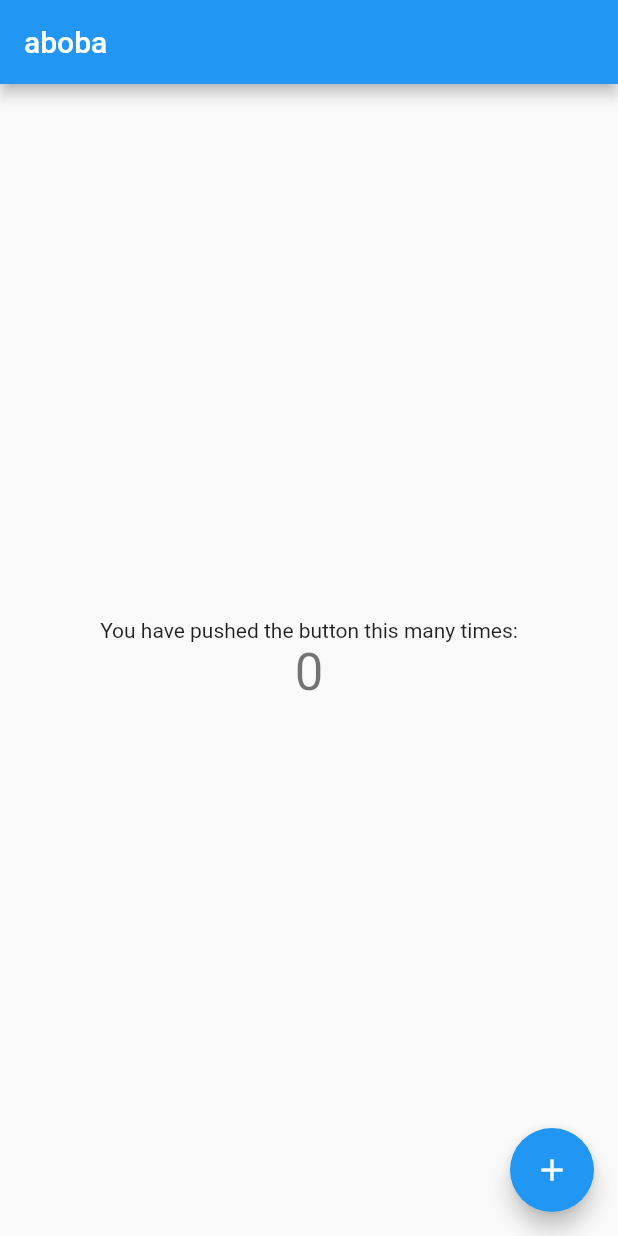
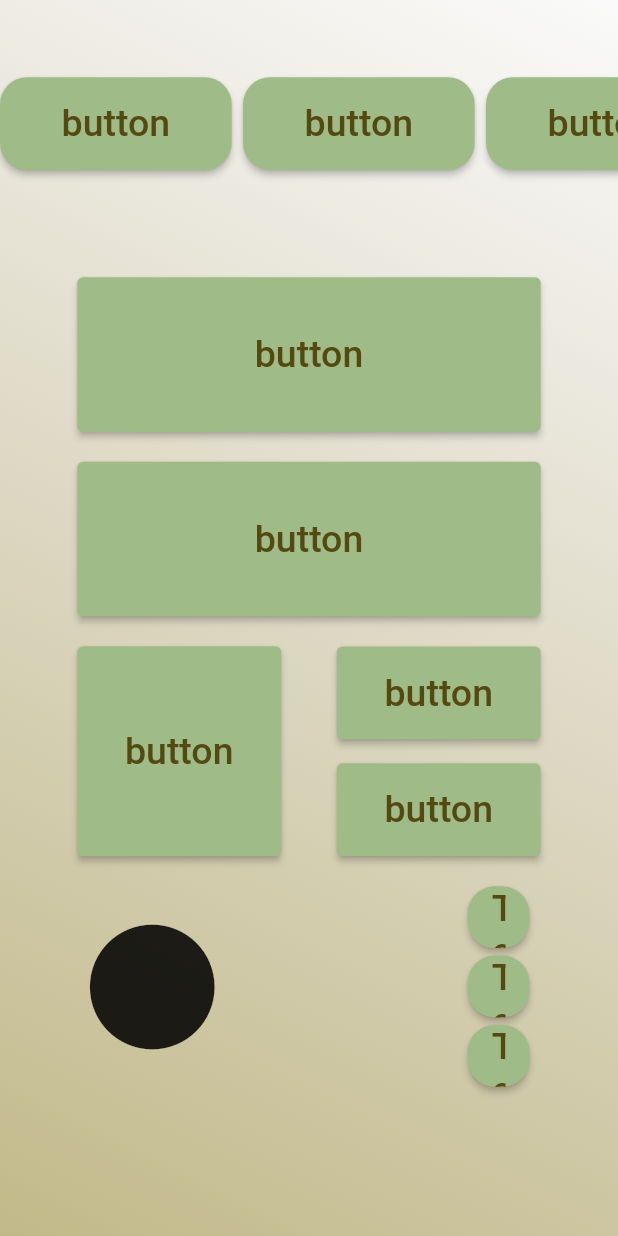
Before and after one commit to TeeRain/ukrmowazno, a Flutter app: the screen it shows after launch, on a phone screen of 412 x 824 dp. Run offline on Flutter 3.47's test engine with Material 2 defaults, Android fonts, the light colour scheme and no system bars.

Commit message:
main screen buttons

```diff
--- a/lib/main.dart
+++ b/lib/main.dart
@@ -1,5 +1,6 @@
 import 'package:flutter/material.dart';
 import 'package:ukrmowazno/ui/mowa_tests.dart';
+import 'package:ukrmowazno/ui/main_screen.dart';
 
 void main() {
   runApp(const MyApp());
@@ -13,9 +14,9 @@ class MyApp extends StatelessWidget {
   Widget build(BuildContext context) {
     return MaterialApp(
       debugShowCheckedModeBanner: true,
-      initialRoute: '/tests',
+      initialRoute: '/main',
       routes: {
-        //'/main': (context) => ,
+        '/main': (context) => const MainScreen(),
         '/tests': (context) => const MyHomePage(
               title: 'aboba',
             ),
--- a/lib/ui/main_screen.dart
+++ b/lib/ui/main_screen.dart
@@ -0,0 +1,161 @@
+import 'package:flutter/material.dart';
+import 'package:flutter/services.dart';
+
+void main() {
+  runApp(const MainScreen());
+}
+
+class MainScreen extends StatelessWidget {
+  const MainScreen({Key? key}) : super(key: key);
+
+  @override
+  Widget build(BuildContext context) {
+    SystemChrome.setEnabledSystemUIMode(SystemUiMode.manual,
+        overlays: [SystemUiOverlay.bottom]);
+    Color _gradientFirstColor = const Color(0x00beb490);
+    Color _secondaryColor = const Color.fromARGB(255, 194, 185, 137);
+    Color _textColor = const Color(0xff544911);
+    Color _buttonColor = const Color(0xff9fbb88);
+
+    Widget _buildButton(
+        String _someText, double _buttonWidth, double _buttonHeight) {
+      return SizedBox(
+        height: MediaQuery.of(context).size.height * _buttonHeight,
+        width: MediaQuery.of(context).size.width * _buttonWidth,
+        child: ElevatedButton(
+          style: ButtonStyle(
+              backgroundColor: MaterialStateProperty.all(_buttonColor)),
+          child: Text(
+            _someText,
+            style: TextStyle(color: _textColor, fontSize: 25),
+            textAlign: TextAlign.center,
+          ),
+          onPressed: () {},
+        ),
+      );
+    }
+
+    Widget _buildButtonRounded(
+        String _someText, double _buttonWidth, double _buttonHeight) {
+      return Container(
+        margin: const EdgeInsets.only(right: 7.5),
+        height: MediaQuery.of(context).size.height * _buttonHeight,
+        width: MediaQuery.of(context).size.width * _buttonWidth,
+        child: ElevatedButton(
+          style: ButtonStyle(
+              shape: MaterialStateProperty.all<RoundedRectangleBorder>(
+                  RoundedRectangleBorder(
+                borderRadius: BorderRadius.circular(18.0),
+              )),
+              backgroundColor: MaterialStateProperty.all(_buttonColor)),
+          child: Text(
+            _someText,
+            style: TextStyle(color: _textColor, fontSize: 25),
+            textAlign: TextAlign.center,
+          ),
+          onPressed: () {},
+        ),
+      );
+    }
+
+    return MaterialApp(
+      home: Scaffold(
+        resizeToAvoidBottomInset: false,
+        body: SingleChildScrollView(
+          child: Container(
+            height: MediaQuery.of(context).size.height,
+            width: MediaQuery.of(context).size.width,
+            decoration: BoxDecoration(
+                gradient: LinearGradient(
+                    begin: Alignment.topRight,
+                    end: Alignment.bottomLeft,
+                    colors: [_gradientFirstColor, _secondaryColor])),
+            child: Column(
+              children: [
+                SizedBox(
+                  height: MediaQuery.of(context).size.height * 0.2,
+                  child: SingleChildScrollView(
+                    scrollDirection: Axis.horizontal,
+                    child: Row(
+                      mainAxisAlignment: MainAxisAlignment.center,
+                      children: [
+                        _buildButtonRounded("button", 0.375, 0.075),
+                        _buildButtonRounded("button", 0.375, 0.075),
+                        _buildButtonRounded("button", 0.375, 0.075),
+                        _buildButtonRounded("button", 0.375, 0.075),
+                        _buildButtonRounded("button", 0.375, 0.075),
+                        _buildButtonRounded("button", 0.375, 0.075),
+                        _buildButtonRounded("button", 0.375, 0.075),
+                      ],
+                    ),
+                  ),
+                ),
+                SizedBox(
+                  height: MediaQuery.of(context).size.height * 0.8,
+                  child: Row(
+                    mainAxisAlignment: MainAxisAlignment.center,
+                    children: [
+                      SizedBox(
+                        width: MediaQuery.of(context).size.width * 0.75,
+                        child: Column(
+                          children: [
+                            Padding(padding: EdgeInsets.all(10)),
+                            Row(
+                              children: [_buildButton("button", 0.75, 0.125)],
+                            ),
+                            Padding(padding: EdgeInsets.all(10)),
+                            Row(
+                              children: [_buildButton("button", 0.75, 0.125)],
+                            ),
+                            Padding(padding: EdgeInsets.all(10)),
+                            Row(
+                              children: [
+                                _buildButton("button", 0.33, 0.17),
+                                const Spacer(),
+                                Column(
+                                  children: [
+                                    _buildButton("button", 0.33, 0.075),
+                                    const Divider(),
+                                    _buildButton("button", 0.33, 0.075)
+                                  ],
+                                ),
+                              ],
+                            ),
+                            Padding(padding: EdgeInsets.all(10)),
+                            Row(
+                              mainAxisAlignment: MainAxisAlignment.center,
+                              children: [
+                                Column(
+                                  children: [
+                                    Icon(
+                                      Icons.circle,
+                                      size: 100,
+                                    )
+                                  ],
+                                ),
+                                Spacer(),
+                                Column(
+                                  children: [
+                                    _buildButtonRounded("Text", 0.1, 0.05),
+                                    Padding(padding: EdgeInsets.only(top: 5)),
+                                    _buildButtonRounded("Text", 0.1, 0.05),
+                                    Padding(padding: EdgeInsets.only(top: 5)),
+                                    _buildButtonRounded("Text", 0.1, 0.05),
+                                  ],
+                                ),
+                              ],
+                            )
+                          ],
+                        ),
+                      ),
+                    ],
+                  ),
+                ),
+              ],
+            ),
+          ),
+        ),
+      ),
+    );
+  }
+}
```
